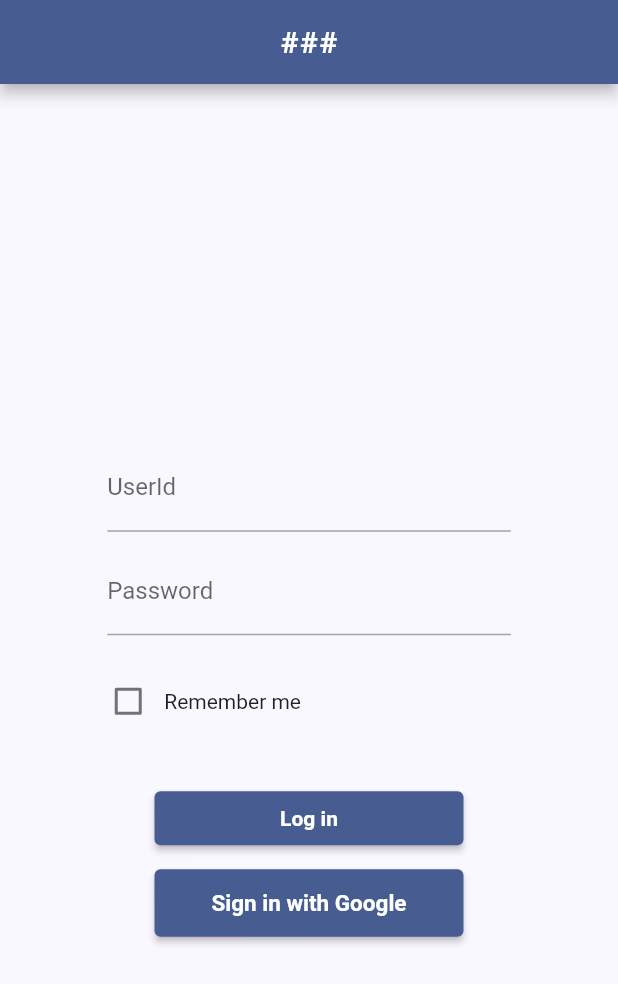
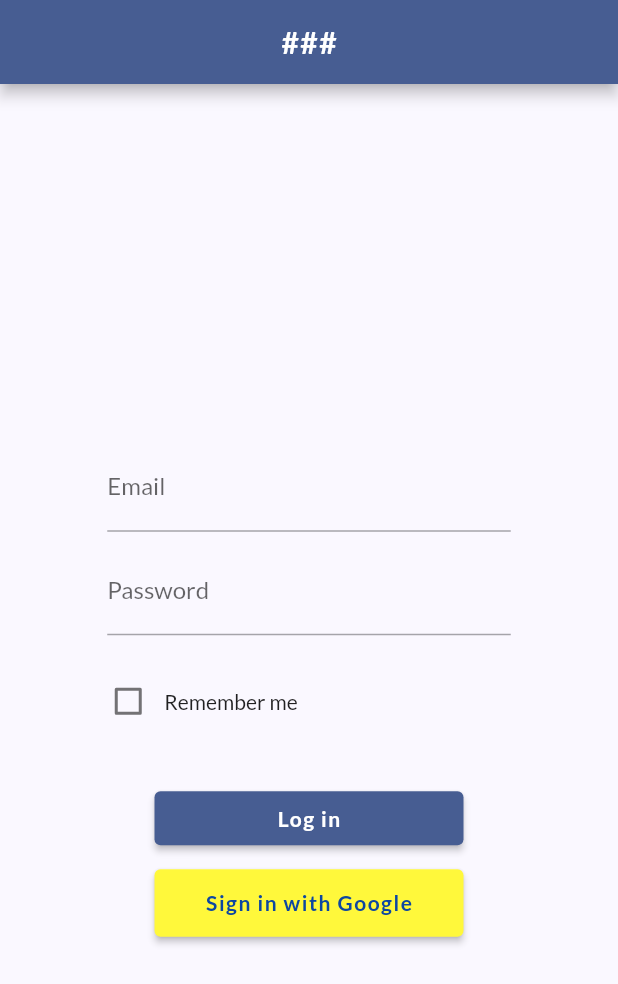
Before and after one commit to johninquest/smapp, a Flutter app: the screen it shows after launch, on a phone screen of 412 x 824 dp. Shown: the top 984 px of the screen. Run offline on Flutter 3.47's test engine with Material 2 defaults, Android fonts, the phone set to English and light mode, and no system bars; our stand-ins replace google_fonts.

Commit message:
updated standard font to lato

```diff
--- a/lib/main.dart
+++ b/lib/main.dart
@@ -1,5 +1,6 @@
 import 'package:flutter/material.dart';
 import 'package:smapp/styles/colors.dart';
+import 'package:google_fonts/google_fonts.dart';
 import 'pages/login.dart';
 
 void main() {
@@ -12,13 +13,14 @@ class MyApp extends StatelessWidget {
   @override
   Widget build(BuildContext context) {
     return MaterialApp(
-      debugShowCheckedModeBanner: false,
+      debugShowCheckedModeBanner: true,
       theme: ThemeData(
         colorSchemeSeed: primaryColor,
         brightness: Brightness.light,
         // useMaterial3: true
         // primarySwatch: Colors.indigo,
         // textButtonTheme: TextButtonThemeData(style: ButtonStyle(colo))
+        textTheme: GoogleFonts.latoTextTheme(),
       ),
       home: const LoginScreen(),
     );
--- a/lib/pages/about.dart
+++ b/lib/pages/about.dart
@@ -31,7 +31,7 @@ class AboutPage extends StatelessWidget {
               Container(
                 margin: const EdgeInsets.only(top: 10.0),
                 child: const Text(
-                  'SMA',
+                  '###',
                   style: TextStyle(
                       color: primaryColor,
                       fontWeight: FontWeight.bold,
--- a/lib/pages/login.dart
+++ b/lib/pages/login.dart
@@ -1,4 +1,5 @@
 import 'package:flutter/material.dart';
+import 'package:smapp/shared/snackbar_messages.dart';
 import '../services/router.dart';
 import '../styles/colors.dart';
 import 'home.dart';
@@ -64,11 +65,11 @@ class _LoginFormState extends State<LoginForm> {
                   padding: const EdgeInsets.only(left: 20.0, right: 20.0),
                   child: TextFormField(
                     controller: _userName,
-                    decoration: const InputDecoration(labelText: 'UserId'),
+                    decoration: const InputDecoration(labelText: 'Email'),
                     keyboardType: TextInputType.text,
                     validator: (val) {
                       if (val == null || val.isEmpty) {
-                        return 'Please enter UserId';
+                        return 'Please enter Email';
                       }
                     },
                   )),
@@ -116,15 +117,15 @@ class _LoginFormState extends State<LoginForm> {
                     const EdgeInsets.only(left: 10.0, right: 10.0, top: 10.0),
                 child: ElevatedButton(
                   onPressed: () {
-                    // ignore: avoid_print
-                    print('Tapped log in button');
+                    PageRouter().navigateToPage(const HomeScreen(), context);
                   },
                   style: ElevatedButton.styleFrom(
                       // primary: primaryColor,
                       ),
                   child: const Text(
                     'Log in',
-                    style: TextStyle(fontWeight: FontWeight.bold),
+                    style: TextStyle(
+                        fontWeight: FontWeight.bold, letterSpacing: 1.0),
                   ),
                 ),
               ),
@@ -134,15 +135,19 @@ class _LoginFormState extends State<LoginForm> {
                 margin:
                     const EdgeInsets.only(left: 10.0, right: 10.0, top: 10.0),
                 child: ElevatedButton(
-                  onPressed: () =>
-                      PageRouter().navigateToPage(const HomeScreen(), context),
+                  onPressed: () {
+                    // PageRouter().navigateToPage(const HomeScreen(), context);
+                    SnackBarMessage().underConstruction(context);
+                  },
                   style: ElevatedButton.styleFrom(
-                      // primary: primaryColor,
-                      ),
+                    backgroundColor: secondaryColor,
+                  ),
                   child: const Text(
                     'Sign in with Google',
-                    style:
-                        TextStyle(fontWeight: FontWeight.bold, fontSize: 15.0),
+                    style: TextStyle(
+                        fontWeight: FontWeight.bold,
+                        color: primaryColor,
+                        letterSpacing: 1.0),
                   ),
                 ),
               ),
--- a/pubspec.yaml
+++ b/pubspec.yaml
@@ -32,6 +32,7 @@ dependencies:
   intl: ^0.17.0
   http: ^0.13.5
   url_launcher: ^6.1.5
+  google_fonts: ^3.0.1
 
   # The following adds the Cupertino Icons font to your application.
   # Use with the CupertinoIcons class for iOS style icons.
```
Also changed, not shown: lib/pages/bottom_nav_bar.dart (+4 -4 lines), lib/pages/home.dart (+5 -2 lines), lib/shared/snackbar_messages.dart (added, +57 -0 lines), pubspec.lock.
